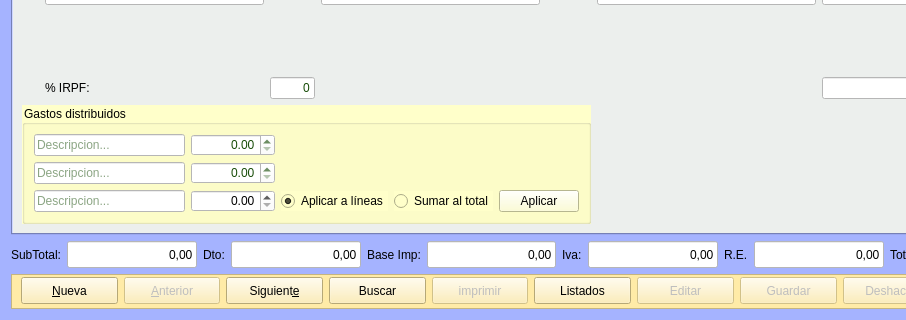
The window that Zona_Compras/frmfacturasproveedor.ui (arcnexus/RedFoX) describes before a commit, drawn with Qt 5; both pictures show x 0 to 906 and y 251 to 571 of the 1063 by 571 pixel window.
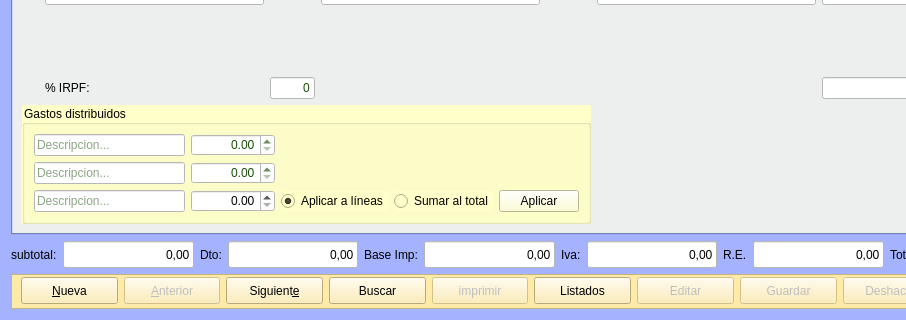
The same window after the commit. The open tabs and pages were chosen to show the change. Icons and pictures are not drawn.

```diff
--- a/Zona_Compras/frmfacturasproveedor.ui
+++ b/Zona_Compras/frmfacturasproveedor.ui
@@ -1889,7 +1889,7 @@
      <item>
       <widget class="QLabel" name="label_8">
        <property name="text">
-        <string>SubTotal:</string>
+        <string>subtotal:</string>
        </property>
       </widget>
      </item>
```
Left out of the diff: 122 changed lines with no effect on the pictures.
